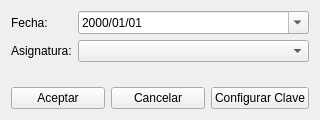
Above: Vista/ui/AgActExamGen.ui from Kronos5544/SiGePI before the change. Below: the same form after it.
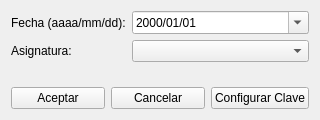
That is the form after the change.

Diff of the .ui file:
```diff
--- a/Vista/ui/AgActExamGen.ui
+++ b/Vista/ui/AgActExamGen.ui
@@ -25,12 +25,19 @@
      <item row="0" column="0">
       <widget class="QLabel" name="label">
        <property name="text">
-        <string>Fecha:</string>
+        <string>Fecha (aaaa/mm/dd):</string>
        </property>
       </widget>
      </item>
      <item row="0" column="1">
       <widget class="QDateEdit" name="fecha_selec">
+       <property name="minimumDate">
+        <date>
+         <year>2000</year>
+         <month>1</month>
+         <day>1</day>
+        </date>
+       </property>
        <property name="displayFormat">
         <string>yyyy/MM/dd</string>
        </property>
```
